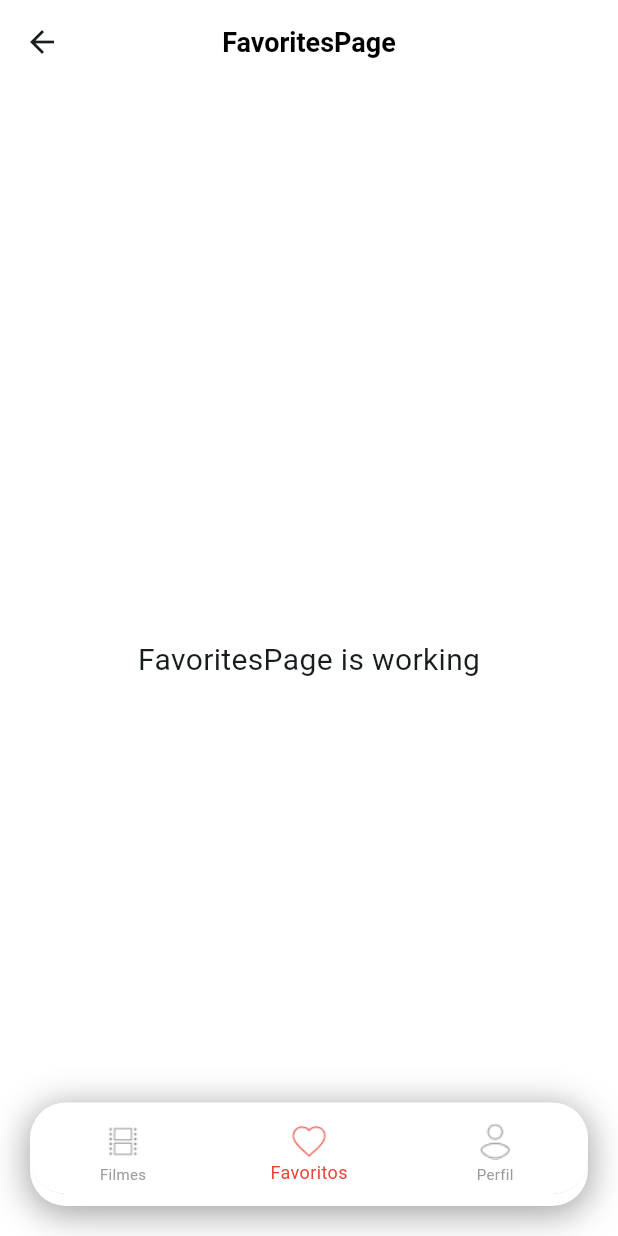
After one commit to ricardoemerson/cinebox, a Flutter app: the HomePage screen opened by its route, item 2 of the bottom bar chosen, on a phone screen of 412 x 824 dp. The commit adds this screen. Run offline on Flutter 3.47's test engine with Material 3 defaults, Android fonts, the phone set to English and light mode, and no system bars; our stand-ins replace cached_network_image, dio, envied, flutter_riverpod, flutter_secure_storage, google_sign_in and 4 more; accounts and stored records are empty; generated files the repository leaves out were written again; network calls fail.

Commit message:
feat: add bottom navigation bar with favorites integration
Added `FavoritesPage` and updated the `HomePage` with a bottom navigation bar to switch between Movies and Favorites. Enhanced `HomeBottomNavBar` to accept `currentIndex` and `onTap` props for navigation handling, ensuring a fluid and user-friendly experience. Included scaffold setup for Favorites to display placeholder content.

```diff
--- /dev/null
+++ b/lib/ui/favorites/favorites_page.dart
@@ -0,0 +1,21 @@
+import 'package:flutter/material.dart';
+
+class FavoritesPage extends StatelessWidget {
+  const FavoritesPage({super.key});
+
+  @override
+  Widget build(BuildContext context) {
+    return Scaffold(
+      appBar: AppBar(
+        title: const Text('FavoritesPage'),
+        centerTitle: true,
+      ),
+      body: const Center(
+        child: Text(
+          'FavoritesPage is working',
+          style: TextStyle(fontSize: 20),
+        ),
+      ),
+    );
+  }
+}
--- a/lib/ui/home/home_page.dart
+++ b/lib/ui/home/home_page.dart
@@ -1,6 +1,7 @@
 import 'package:flutter/material.dart';
 import 'package:flutter_riverpod/flutter_riverpod.dart';
 
+import '../favorites/favorites_page.dart';
 import '../movies/movies_page.dart';
 import 'widgets/home_bottom_nav_bar.dart';
 
@@ -12,6 +13,8 @@ class HomePage extends ConsumerStatefulWidget {
 }
 
 class _HomePageState extends ConsumerState<HomePage> {
+  int _currentIndex = 0;
+
   @override
   Widget build(BuildContext context) {
     return Scaffold(
@@ -22,9 +25,16 @@ class _HomePageState extends ConsumerState<HomePage> {
           opacity: animation,
           child: child,
         ),
-        child: MoviesPage(),
+        child: switch (_currentIndex) {
+          0 => MoviesPage(),
+          1 => FavoritesPage(),
+          _ => MoviesPage(),
+        },
       ),
-      bottomNavigationBar: HomeBottomNavBar(),
+      bottomNavigationBar: HomeBottomNavBar(
+        currentIndex: _currentIndex,
+        onTap: (index) => setState(() => _currentIndex = index),
+      ),
     );
   }
 }
--- a/lib/ui/home/widgets/home_bottom_nav_bar.dart
+++ b/lib/ui/home/widgets/home_bottom_nav_bar.dart
@@ -5,7 +5,14 @@ import '../../core/themes/resources.dart';
 import 'home_bottom_nav_bar_item.dart';
 
 class HomeBottomNavBar extends StatefulWidget {
-  const HomeBottomNavBar({super.key});
+  final int currentIndex;
+  final ValueChanged<int> onTap;
+
+  const HomeBottomNavBar({
+    super.key,
+    required this.currentIndex,
+    required this.onTap,
+  });
 
   @override
   State<HomeBottomNavBar> createState() => _HomeBottomNavBarState();
@@ -34,10 +41,11 @@ class _HomeBottomNavBarState extends State<HomeBottomNavBar> {
           child: ClipRRect(
             borderRadius: BorderRadius.circular(24),
             child: BottomNavigationBar(
+              onTap: widget.onTap,
               enableFeedback: false,
               type: BottomNavigationBarType.fixed,
               backgroundColor: Colors.white,
-              currentIndex: 0,
+              currentIndex: widget.currentIndex,
               selectedItemColor: AppColors.red,
               unselectedItemColor: AppColors.lightGrey,
               selectedLabelStyle: TextStyle(fontSize: 12, color: AppColors.red),
```
